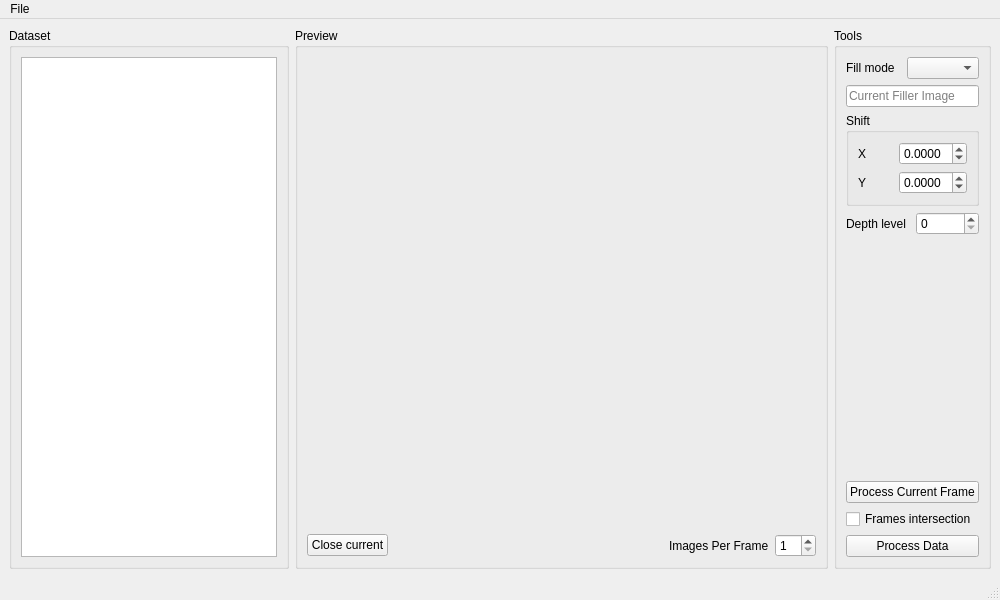
Old version of the form main/processor.ui in the repository Garik-Mk/boo-anot.
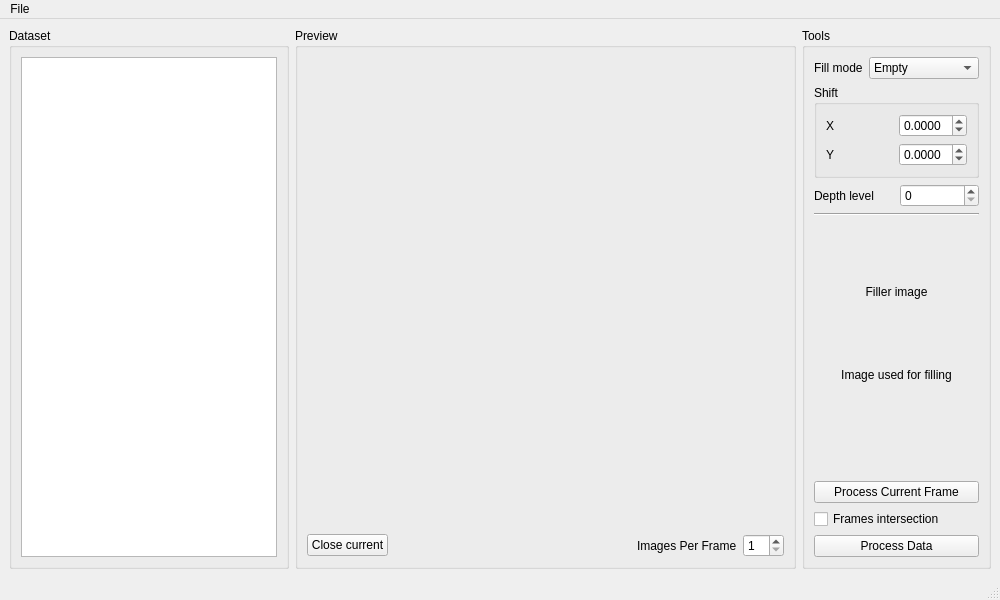
New version of the form.

Commit message: filler image opening added

```diff
--- a/main/processor.ui
+++ b/main/processor.ui
@@ -104,10 +104,7 @@
       </property>
       <layout class="QVBoxLayout" name="verticalLayout_3">
        <item>
-        <layout class="QHBoxLayout" name="horizontalLayout_2"/>
-       </item>
-       <item>
-        <layout class="QHBoxLayout" name="horizontalLayout_3">
+        <layout class="QHBoxLayout" name="fill_mode">
          <item>
           <widget class="QLabel" name="label_4">
            <property name="text">
@@ -116,20 +113,26 @@
           </widget>
          </item>
          <item>
-          <widget class="QComboBox" name="comboBox"/>
+          <widget class="QComboBox" name="fill_mode_box">
+           <item>
+            <property name="text">
+             <string>Empty</string>
+            </property>
+           </item>
+           <item>
+            <property name="text">
+             <string>Fill With Image</string>
+            </property>
+           </item>
+           <item>
+            <property name="text">
+             <string>Fill Random</string>
+            </property>
+           </item>
+          </widget>
          </item>
         </layout>
        </item>
-       <item>
-        <widget class="QLineEdit" name="filler_image">
-         <property name="readOnly">
-          <bool>true</bool>
-         </property>
-         <property name="placeholderText">
-          <string>Current Filler Image</string>
-         </property>
-        </widget>
-       </item>
        <item>
         <widget class="QGroupBox" name="groupBox_4">
          <property name="title">
@@ -199,6 +202,45 @@
          </item>
         </layout>
        </item>
+       <item>
+        <widget class="Line" name="line">
+         <property name="orientation">
+          <enum>Qt::Horizontal</enum>
+         </property>
+        </widget>
+       </item>
+       <item>
+        <widget class="QLabel" name="filler_image">
+         <property name="sizePolicy">
+          <sizepolicy hsizetype="Preferred" vsizetype="Fixed">
+           <horstretch>0</horstretch>
+           <verstretch>0</verstretch>
+          </sizepolicy>
+         </property>
+         <property name="minimumSize">
+          <size>
+           <width>0</width>
+           <height>140</height>
+          </size>
+         </property>
+         <property name="text">
+          <string>Filler image</string>
+         </property>
+         <property name="alignment">
+          <set>Qt::AlignCenter</set>
+         </property>
+        </widget>
+       </item>
+       <item>
+        <widget class="QLabel" name="filler_image_label">
+         <property name="text">
+          <string>Image used for filling</string>
+         </property>
+         <property name="alignment">
+          <set>Qt::AlignCenter</set>
+         </property>
+        </widget>
+       </item>
        <item>
         <spacer name="verticalSpacer">
          <property name="orientation">
```
Left out of the diff: 8 changed lines with no effect on the pictures. The commit also changes 1 other file.
